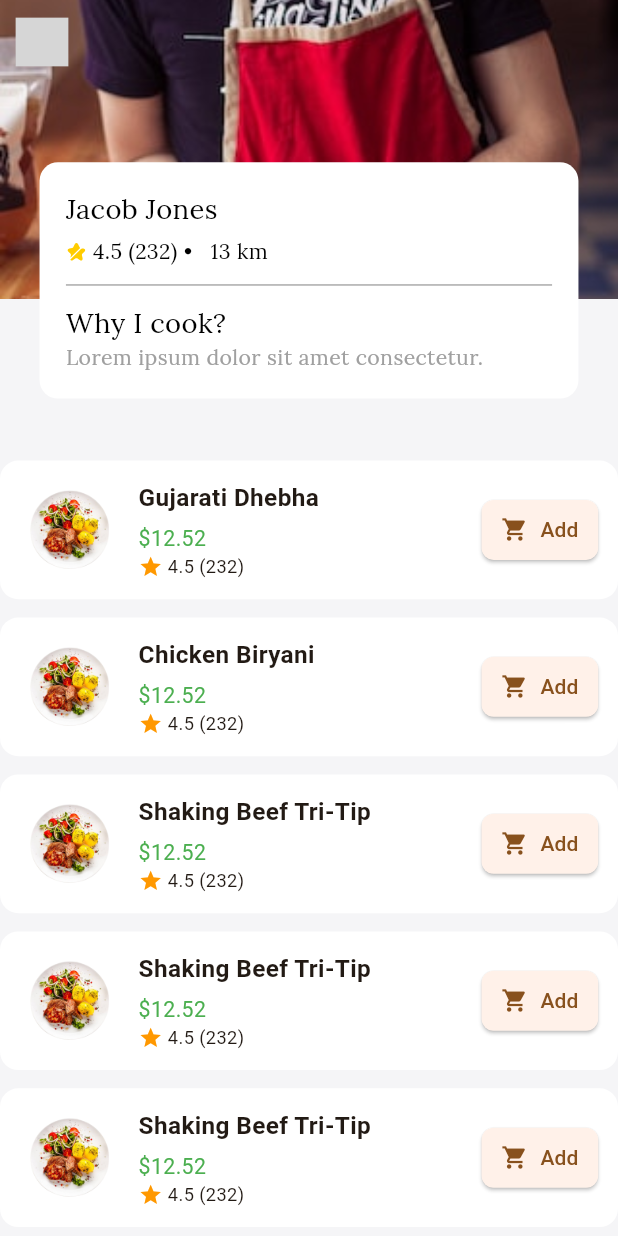
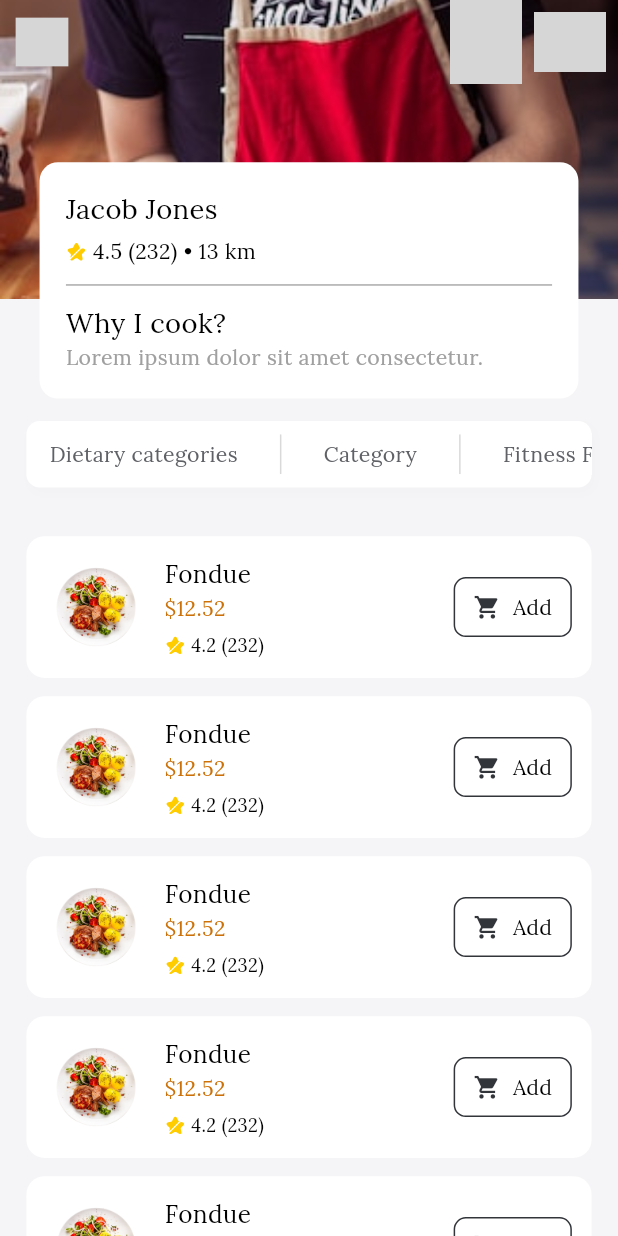
Before and after one commit to sparktechagency/meal_deal_app, a Flutter app: the CookViewScreen screen opened by its route, scrolled down 176 dp, on a phone screen of 412 x 824 dp. Run offline on Flutter 3.47's test engine with Material 3 defaults, Android fonts, the phone set to English and light mode, and no system bars; our stand-ins replace cached_network_image, chat_bubbles, connectivity_plus, curved_labeled_navigation_bar, flutter_screenutil, flutter_spinkit and 17 more; missing offline and left inert: mime_type; accounts and stored records are empty; network calls fail; project files that could hold a hidden picture were left out; grey boxes are pictures that could not be loaded.

Commit message:
................

```diff
--- a/lib/feature/home/user/children/cook_veiw_screen.dart
+++ b/lib/feature/home/user/children/cook_veiw_screen.dart
@@ -1,5 +1,6 @@
 import 'package:flutter/material.dart';
 import 'package:flutter_screenutil/flutter_screenutil.dart';
+import 'package:meal_deal_app/feature/home/widgets/category_item_widget.dart';
 import '../../../../app/utils/app_colors.dart';
 import '../../../../custom_assets/assets.gen.dart';
 import '../../../../widgets/widgets.dart';
@@ -13,12 +14,44 @@ class CookViewScreen extends StatelessWidget {
       backgroundColor: AppColors.bgColor,
       body: Stack(
         children: [
-          SingleChildScrollView(
+          _buildContent(),
+          _buildAppBar(),
+        ],
+      ),
+    );
+  }
+
+  /// ===============================
+  /// Main Scrollable Content
+  /// ===============================
+  Widget _buildContent() {
+    return SingleChildScrollView(
       child: Stack(
         children: [
           Column(
             children: [
-                    CustomContainer(
+              _buildHeaderImage(),
+              SizedBox(height: 70.h),
+              _buildCategory(),
+              _buildMenuList(),
+            ],
+          ),
+          Positioned(
+            top: 280.h,
+            left: 24.w,
+            right: 24.w,
+            child: _buildProfileHeader(),
+          ),
+        ],
+      ),
+    );
+  }
+
+  /// ===============================
+  /// Header Image Section
+  /// ===============================
+  Widget _buildHeaderImage() {
+    return CustomContainer(
       height: 370.h,
       width: double.infinity,
       child: Assets.images.cookImage.image(
@@ -26,33 +59,42 @@ class CookViewScreen extends StatelessWidget {
         width: double.infinity,
         height: double.infinity,
       ),
-                    ),
-                    SizedBox(height: 100.h),
-                   // _buildFilters(),
-                    //SizedBox(height: 16.h),
-                    ..._buildMenuItems(),
-                  ],
-                ),
-                Positioned(
-                    top: 280.h,
-                    left: 24.w,
-                    right: 24.w,
-                    child: _buildProfileHeader()),
-
-              ],
-            ),
-          ),
-          Positioned(
-            top: 0.h,
-              left: 0.w,
-              right: 0.w,
-              child: CustomAppBar(backgroundColor: Colors.transparent,actions: [
-              ])),
-        ],
-      ),
     );
   }
 
+  /// ===============================
+  /// Category Section
+  /// ===============================
+  Widget _buildCategory() {
+    return Padding(
+      padding: EdgeInsets.symmetric(horizontal: 16.w),
+      child: const CategoryItemWidget(),
+    );
+  }
+
+  /// ===============================
+  /// Menu Items List
+  /// ===============================
+  Widget _buildMenuList() {
+    return ListView.builder(
+      padding: EdgeInsets.only(top: 16.h, bottom: 40.h),
+      physics: const NeverScrollableScrollPhysics(),
+      shrinkWrap: true,
+      itemCount: 5,
+      itemBuilder: (context, index) {
+        return const MenuCard(
+          title: 'Fondue',
+          rating: 4.2,
+          reviews: 232,
+          price: 12.52,
+        );
+      },
+    );
+  }
+
+  /// ===============================
+  /// Profile Header Card
+  /// ===============================
   Widget _buildProfileHeader() {
     return CustomContainer(
       paddingAll: 16.w,
@@ -61,98 +103,82 @@ class CookViewScreen extends StatelessWidget {
       child: Column(
         crossAxisAlignment: CrossAxisAlignment.start,
         children: [
-          CustomText(text: "Jacob Jones",fontSize: 18.sp, fontWeight: FontWeight.w500),
+          CustomText(
+            text: "Jacob Jones",
+            fontSize: 18.sp,
+            fontWeight: FontWeight.w500,
+          ),
           SizedBox(height: 6.h),
           Row(
             children: [
               Assets.icons.star.svg(),
-              Flexible(child: CustomText(text: " 4.5 (232) •   13 km")),
+              Flexible(
+                child: CustomText(text: " 4.5 (232) • 13 km"),
+              ),
             ],
           ),
-          Divider(color: AppColors.black04TextColor,thickness: 0.5,height: 24.h,),
-          CustomText(text: "Why I cook?",fontSize: 18.sp, fontWeight: FontWeight.w500),
-          CustomText(text:
-            "Lorem ipsum dolor sit amet consectetur.", color: AppColors.colorA0A0A0,
+          Divider(
+            color: AppColors.black04TextColor,
+            thickness: 0.5,
+            height: 24.h,
+          ),
+          CustomText(
+            text: "Why I cook?",
+            fontSize: 18.sp,
+            fontWeight: FontWeight.w500,
+          ),
+          CustomText(
+            text: "Lorem ipsum dolor sit amet consectetur.",
+            color: AppColors.colorA0A0A0,
           ),
         ],
       ),
     );
   }
-  /// Filter Buttons
-  Widget _buildFilters() {
-    return Row(
-      children: [
-        Expanded(
-          child: ElevatedButton.icon(
+
+  /// ===============================
+  /// Transparent App Bar
+  /// ===============================
+  Widget _buildAppBar() {
+    return Positioned(
+      top: 0.h,
+      left: 0.w,
+      right: 0.w,
+      child: CustomAppBar(
+        backgroundColor: Colors.transparent,
+        actions: [
+          GestureDetector(
+            onTap: () {},
+            child: Assets.icons.love.svg(),
+          ),
+          IconButton(
             onPressed: () {},
-            icon: const Icon(Icons.sort),
-            label: const Text("Sort by"),
-            style: ElevatedButton.styleFrom(
-              backgroundColor: Colors.white,
-              foregroundColor: Colors.black,
-              elevation: 0,
-              shape: RoundedRectangleBorder(
-                borderRadius: BorderRadius.circular(8.r),
+            icon: Assets.icons.info.svg(),
           ),
+        ],
       ),
-          ),
-        ),
-        SizedBox(width: 8.w),
-        _chip("Seafood"),
-        SizedBox(width: 8.w),
-        _chip("Soup"),
-      ],
     );
   }
-
-  /// Menu Items
-  List<Widget> _buildMenuItems() {
-    final menu = [
-      "Gujarati Dhebha",
-      "Chicken Biryani",
-      "Shaking Beef Tri-Tip",
-      "Shaking Beef Tri-Tip",
-      "Shaking Beef Tri-Tip",
-    ];
-
-    return menu.map((dish) {
-      return _MenuCard(title: dish, price: 12.52, rating: 4.5, reviews: 232);
-    }).toList();
-  }
-
-  /// Custom Chip
-  Widget _chip(String text) {
-    return Chip(
-      label: Text(text),
-      backgroundColor: Colors.white,
-      padding: EdgeInsets.symmetric(horizontal: 8.w),
-    );
-  }
-
 }
 
 
 
 
 
+
 /// Menu Card Widget
-class _MenuCard extends StatelessWidget {
+class MenuCard extends StatelessWidget {
   final String title;
   final double price;
   final double rating;
   final int reviews;
 
-  const _MenuCard({
-    required this.title,
-    required this.price,
-    required this.rating,
-    required this.reviews,
-  });
+  const MenuCard({super.key, required this.title, required this.price, required this.rating, required this.reviews});
 
   @override
   Widget build(BuildContext context) {
     return Container(
-      margin: EdgeInsets.symmetric(vertical: 6.h),
+      margin: EdgeInsets.symmetric(vertical: 6.h,horizontal: 16.w),
       padding: EdgeInsets.all(12.w),
       decoration: BoxDecoration(
         color: Colors.white,
@@ -161,13 +187,10 @@ class _MenuCard extends StatelessWidget {
       child: Row(
         children: [
           // Thumbnail
-          ClipRRect(
-            borderRadius: BorderRadius.circular(8.r),
-            child: Assets.images.img.image(
+          Assets.images.img.image(
             width: 60.w,
             height: 60.w,
             fit: BoxFit.cover,
-            ),
           ),
           SizedBox(width: 12.w),
 
@@ -176,13 +199,12 @@ class _MenuCard extends StatelessWidget {
             child: Column(
               crossAxisAlignment: CrossAxisAlignment.start,
               children: [
-                Text(title, style: TextStyle(fontSize: 16.sp, fontWeight: FontWeight.bold)),
-                SizedBox(height: 6.h),
-                Text("\$$price", style: TextStyle(fontSize: 14.sp, color: Colors.green)),
+                CustomText(text: title, fontSize: 16.sp),
+                CustomText(text:"\$$price",color: AppColors.primaryColor,top: 2.h,bottom: 6.h,),
                 Row(
                   children: [
-                    Icon(Icons.star, color: Colors.orange, size: 16.sp),
-                    Text(" $rating ($reviews)", style: TextStyle(fontSize: 12.sp)),
+                    Assets.icons.star.svg(),
+                    CustomText(text:" $rating ($reviews)",fontSize: 12.sp),
                   ],
                 ),
               ],
@@ -192,11 +214,15 @@ class _MenuCard extends StatelessWidget {
           // Add Button
           ElevatedButton.icon(
             onPressed: () {},
-            icon: const Icon(Icons.shopping_cart, size: 18),
-            label: const Text("Add"),
+            icon:  Icon(Icons.shopping_cart, size: 18.r),
+            label: const CustomText(text: "Add"),
             style: ElevatedButton.styleFrom(
+              foregroundColor: AppColors.black600TextColor,
+              backgroundColor: Colors.transparent,
+              elevation: 0,
               padding: EdgeInsets.symmetric(horizontal: 12.w, vertical: 8.h),
               shape: RoundedRectangleBorder(
+                side: BorderSide(color: AppColors.black600TextColor),
                 borderRadius: BorderRadius.circular(8.r),
               ),
             ),
--- a/lib/feature/home/user/children/product_view_screen.dart
+++ b/lib/feature/home/user/children/product_view_screen.dart
@@ -5,6 +5,7 @@ import 'package:get/get.dart';
 import 'package:meal_deal_app/app/helpers/helper_data.dart';
 import 'package:meal_deal_app/app/utils/app_colors.dart';
 import 'package:meal_deal_app/feature/home/user/children/map_screen.dart';
+import 'package:meal_deal_app/feature/home/widgets/category_item_widget.dart';
 import 'package:meal_deal_app/feature/home/widgets/products_card_widget.dart';
 import 'package:meal_deal_app/widgets/widgets.dart';
 import '../../../../app/helpers/menu_show_helper.dart';
@@ -20,7 +21,6 @@ class ProductViewScreen extends StatefulWidget {
 class _ProductViewScreenState extends State<ProductViewScreen> {
   final String appTitle = (Get.arguments as String?) ?? "Products";
 
-  String selectedValue = '';
   String selectedValueButton = 'Listing';
 
   static final List<Map<String, dynamic>> _bottomButton = [
@@ -52,72 +52,7 @@ class _ProductViewScreenState extends State<ProductViewScreen> {
       padding: EdgeInsets.symmetric(horizontal: 16.w),
       child: Column(
         children: [
-          CustomContainer(
-            paddingVertical: 8.h,
-            radiusAll: 8.w,
-            verticalMargin: 10.h,
-            boxShadow: [
-              BoxShadow(
-                color: Colors.black.withOpacity(0.01),
-                offset: Offset(2, 3),
-                blurRadius: 5,
-              ),
-            ],
-            width: double.infinity,
-            color: Colors.white,
-            child: SingleChildScrollView(
-              scrollDirection: Axis.horizontal,
-              child: IntrinsicWidth(
-                child: Row(
-                  children: HelperData.categoryItem.map((item) {
-                    return Row(
-                      mainAxisSize: MainAxisSize.min,
-                      children: [
-                        CustomContainer(
-                          onTap: () {
-                            selectedValue = item["title"];
-                            setState(() {});
-                          },
-                          horizontalMargin: 4.w,
-                          paddingVertical: 4.h,
-                          paddingHorizontal: 10.w,
-                          color: selectedValue == item["title"]
-                              ? AppColors.primaryColor
-                              : Colors.white,
-                          radiusAll: 4.w,
-                          child: CustomText(
-                            text: item["title"],
-                            color: selectedValue == item["title"]
-                                ? Colors.white
-                                : AppColors.black400TextColor,
-                          ),
-                        ),
-                        if (selectedValue == item["title"])
-                          GestureDetector(
-                            onTapDown: (details) {
-                              MenuShowHelper.showCustomMenu(
-                                context: context,
-                                details: details,
-                                options: List<String>.from(item["items"]),
-                              );
-                            },
-                            child: Icon(
-                              Icons.arrow_drop_down,
-                              color: AppColors.primaryColor,
-                            ),
-                          ),
-                        SizedBox(
-                          height: 26.h,
-                          width: 24.w,
-                          child: VerticalDivider(color: AppColors.borderColor),
-                        ),
-                      ],
-                    );
-                  }).toList(),
-                ),
-              ),
-            ),
-          ),
+          CategoryItemWidget(),
           Expanded(
             child: GridView.builder(
               gridDelegate: SliverGridDelegateWithFixedCrossAxisCount(
--- /dev/null
+++ b/lib/feature/home/widgets/category_item_widget.dart
@@ -0,0 +1,87 @@
+import 'package:flutter/material.dart';
+import 'package:flutter_screenutil/flutter_screenutil.dart';
+import '../../../app/helpers/helper_data.dart';
+import '../../../app/helpers/menu_show_helper.dart';
+import '../../../app/utils/app_colors.dart';
+import '../../../widgets/widgets.dart';
+
+class CategoryItemWidget extends StatefulWidget {
+  const CategoryItemWidget({super.key});
+
+  @override
+  State<CategoryItemWidget> createState() => _CategoryItemWidgetState();
+}
+
+class _CategoryItemWidgetState extends State<CategoryItemWidget> {
+  String selectedValue = '';
+
+  @override
+  Widget build(BuildContext context) {
+    return CustomContainer(
+      paddingVertical: 8.h,
+      radiusAll: 8.w,
+      verticalMargin: 10.h,
+      boxShadow: [
+        BoxShadow(
+          color: Colors.black.withOpacity(0.01),
+          offset: Offset(2, 3),
+          blurRadius: 5,
+        ),
+      ],
+      width: double.infinity,
+      color: Colors.white,
+      child: SingleChildScrollView(
+        scrollDirection: Axis.horizontal,
+        child: IntrinsicWidth(
+          child: Row(
+            children: HelperData.categoryItem.map((item) {
+              return Row(
+                mainAxisSize: MainAxisSize.min,
+                children: [
+                  CustomContainer(
+                    onTap: () {
+                      selectedValue = item["title"];
+                      setState(() {});
+                    },
+                    horizontalMargin: 4.w,
+                    paddingVertical: 4.h,
+                    paddingHorizontal: 10.w,
+                    color: selectedValue == item["title"]
+                        ? AppColors.primaryColor
+                        : Colors.white,
+                    radiusAll: 4.w,
+                    child: CustomText(
+                      text: item["title"],
+                      color: selectedValue == item["title"]
+                          ? Colors.white
+                          : AppColors.black400TextColor,
+                    ),
+                  ),
+                  if (selectedValue == item["title"])
+                    GestureDetector(
+                      onTapDown: (details) {
+                        MenuShowHelper.showCustomMenu(
+                          context: context,
+                          details: details,
+                          options: List<String>.from(item["items"]),
+                        );
+                      },
+                      child: Icon(
+                        Icons.arrow_drop_down,
+                        color: AppColors.primaryColor,
+                      ),
+                    ),
+                  SizedBox(
+                    height: 26.h,
+                    width: 24.w,
+                    child: VerticalDivider(color: AppColors.borderColor),
+                  ),
+                ],
+              );
+            }).toList(),
+          ),
+        ),
+      ),
+    );
+  }
+}
```
Also changed, not shown: assets/icons/info.svg. Lines whose indentation alone changed are shown as unchanged.
